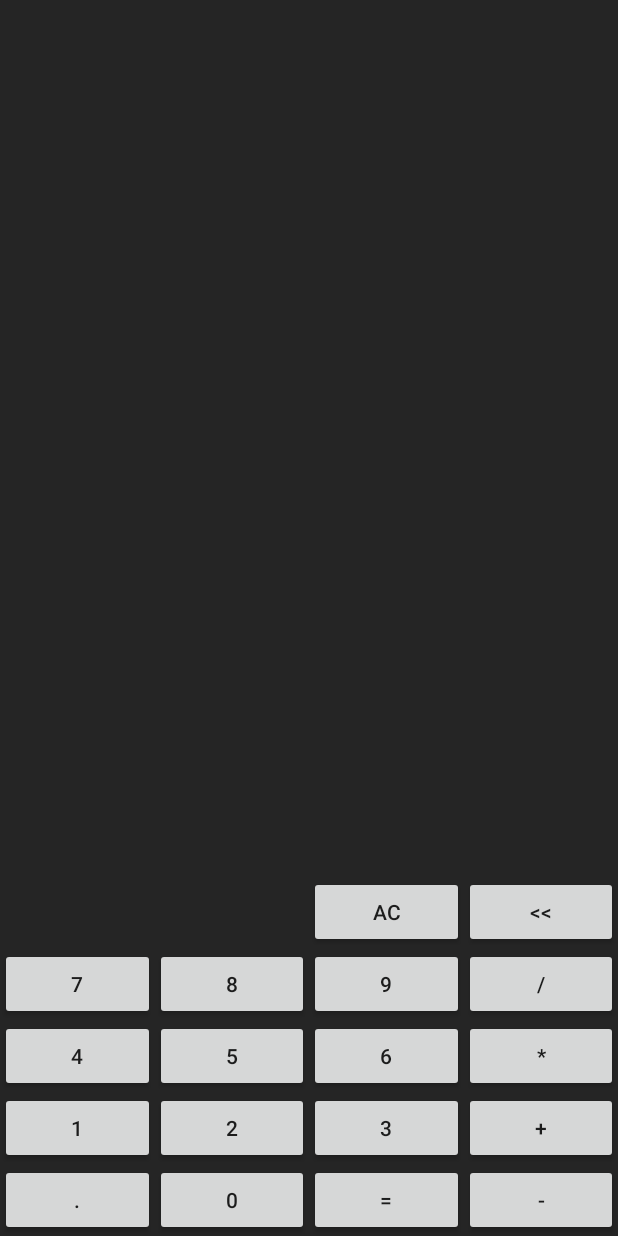
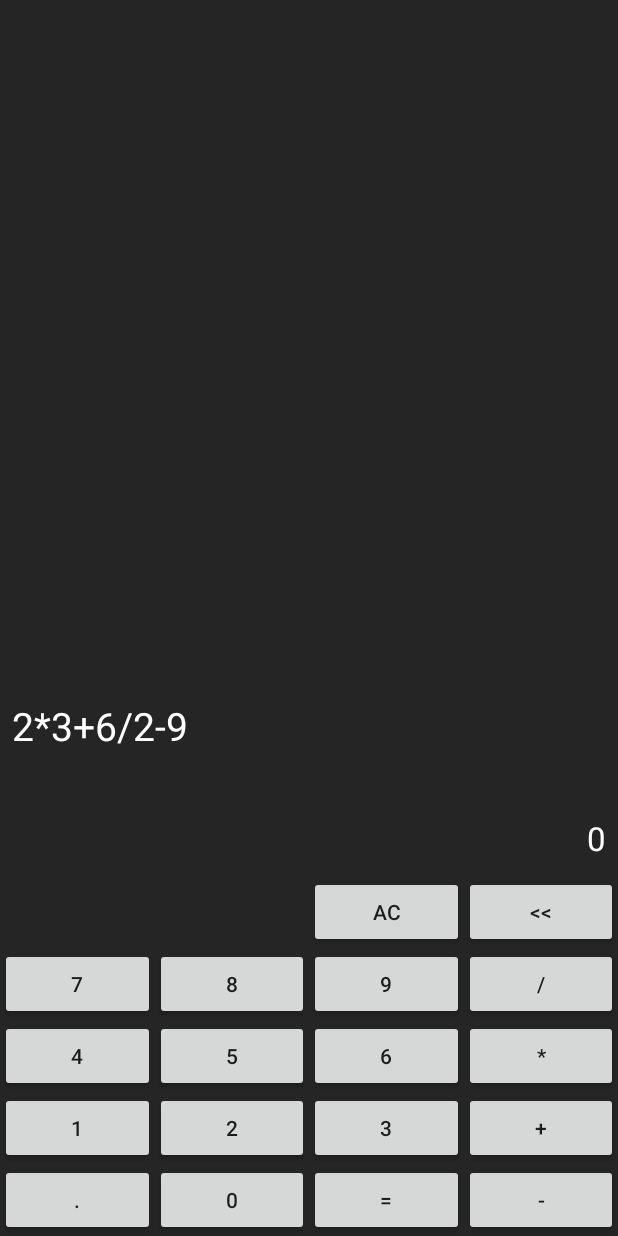
Before and after one commit to Garyfimo/UnitTestExample, an Android app: the layout activity_main.xml on its own in the app's theme, with its tools: preview values and no code run, on a phone screen of 412 x 824 dp. Run offline under Robolectric (Android 15) with nearby library versions, the phone set to English and light mode, and no system bars.

Commit message:
Se agrega color, size y gravity a la visualizacion operacion y visualizacion resultado

```diff
--- a/app/src/main/res/layout/activity_main.xml
+++ b/app/src/main/res/layout/activity_main.xml
@@ -11,15 +11,25 @@
         android:id="@+id/tvVisualizadorOperacion"
         android:layout_width="match_parent"
         android:layout_height="wrap_content"
+        android:gravity="start|center"
         android:minHeight="100dp"
-        app:layout_constraintBottom_toTopOf="@id/tvVisualizadorResultado" />
+        android:padding="8dp"
+        android:textColor="@android:color/white"
+        android:textSize="26sp"
+        app:layout_constraintBottom_toTopOf="@id/tvVisualizadorResultado"
+        tools:text="2*3+6/2-9" />
 
     <TextView
         android:id="@+id/tvVisualizadorResultado"
         android:layout_width="match_parent"
         android:layout_height="wrap_content"
+        android:gravity="end|center"
         android:minHeight="50dp"
-        app:layout_constraintBottom_toTopOf="@id/btnLimpiar" />
+        android:padding="8dp"
+        android:textColor="@android:color/white"
+        android:textSize="22sp"
+        app:layout_constraintBottom_toTopOf="@id/btnLimpiar"
+        tools:text="0" />
 
     <Button
         android:id="@+id/btnLimpiar"
```
